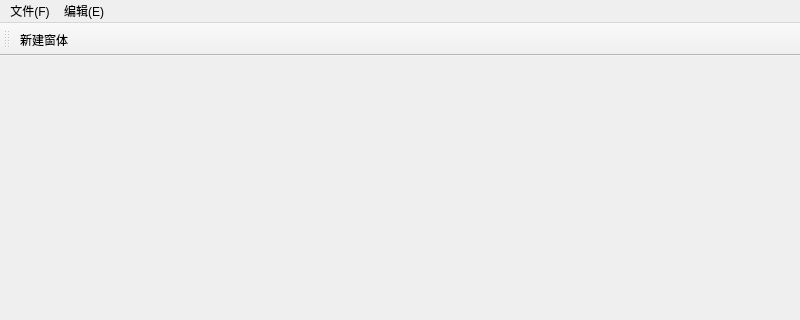
Qt form ex5_工具栏与动作编辑器设定快捷键/ex5_ToolBar_and_Act.ui (laippmiles/UI_Exercise) before a commit; both pictures show x 0 to 800 and y 0 to 320 of the 800 by 600 pixel window.
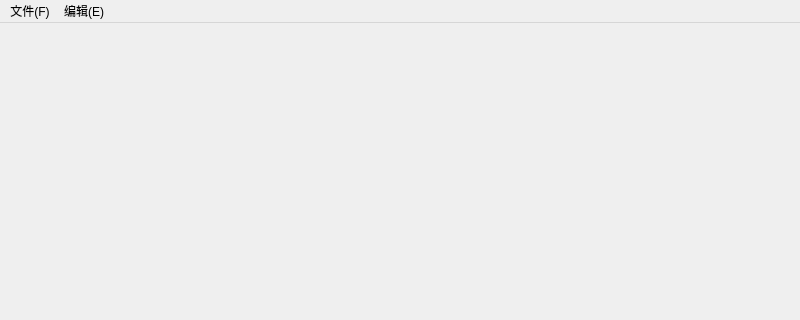
The same form after that commit.

The edit to the form file:
```diff
--- a/ex5_工具栏与动作编辑器设定快捷键/ex5_ToolBar_and_Act.ui
+++ b/ex5_工具栏与动作编辑器设定快捷键/ex5_ToolBar_and_Act.ui
@@ -43,18 +43,6 @@
    <addaction name="menu_E"/>
   </widget>
   <widget class="QStatusBar" name="statusbar"/>
-  <widget class="QToolBar" name="ToolBar">
-   <property name="windowTitle">
-    <string>toolBar</string>
-   </property>
-   <attribute name="toolBarArea">
-    <enum>TopToolBarArea</enum>
-   </attribute>
-   <attribute name="toolBarBreak">
-    <bool>false</bool>
-   </attribute>
-   <addaction name="addWinAction"/>
-  </widget>
   <action name="fileOpenAction">
    <property name="text">
     <string>打开</string>
```
Left out of the diff: 35 changed lines with no effect on the pictures.
